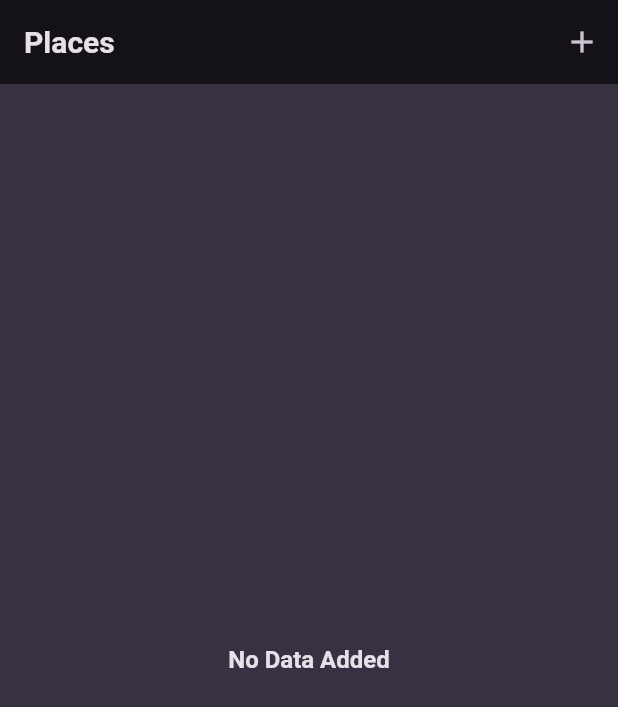
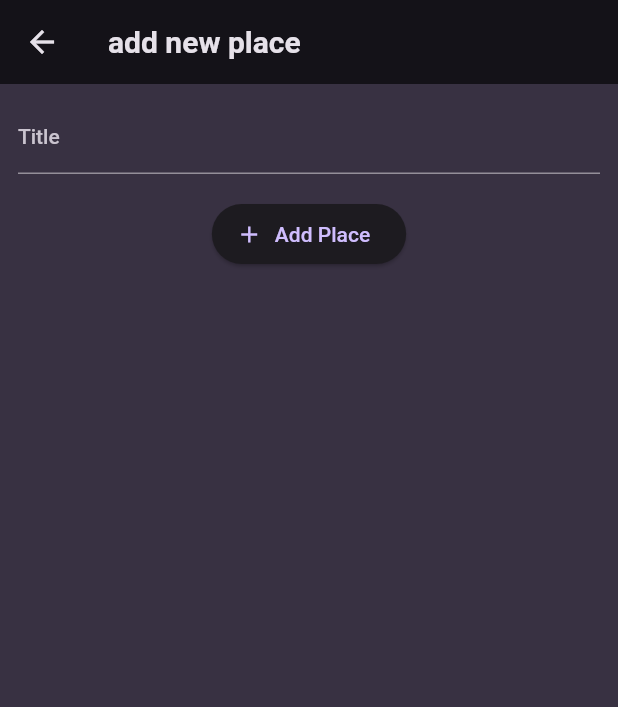
Before and after one commit to azutsavv/camera_app, a Flutter app: the screen it shows after launch, after a tap on the "add" icon, on a phone screen of 412 x 824 dp. Shown: the top 707 px of the screen. Run offline on Flutter 3.47's test engine with Material 2 defaults, Android fonts, the phone set to English and light mode, and no system bars; our stand-ins replace google_fonts.

Commit message:
add places screen added

```diff
--- a/lib/screens/add_places.dart
+++ b/lib/screens/add_places.dart
@@ -0,0 +1,49 @@
+import 'package:flutter/material.dart';
+
+class AddPlaces extends StatefulWidget {
+  const AddPlaces({super.key});
+
+  @override
+  State<AddPlaces> createState() => _AddPlacesState();
+}
+
+class _AddPlacesState extends State<AddPlaces> {
+  final _titleController= TextEditingController();
+
+  @override
+  void dispose() {
+    _titleController.dispose();
+    super.dispose();
+  }
+
+  @override
+  Widget build(BuildContext context) {
+    return Scaffold(
+      appBar: AppBar(
+        title: const Text("add new place"),
+      ),
+      body: SingleChildScrollView(
+        padding: const EdgeInsets.all(12),
+        child: Column(
+          children: [
+            TextField(
+              decoration:const  InputDecoration(
+                label: Text("Title"),
+              ),
+              controller: _titleController,
+            ),
+
+            const SizedBox(height: 16,),
+
+            ElevatedButton.icon(onPressed: () {
+
+            },
+            icon: const Icon(Icons.add),
+             label: const Text("Add Place"),),
+
+          ],
+        ),
+      ),
+    );
+  }
+}
--- a/lib/screens/places.dart
+++ b/lib/screens/places.dart
@@ -1,6 +1,6 @@
-
 import 'package:camera_app/main.dart';
 import 'package:camera_app/models/places.dart';
+import 'package:camera_app/screens/add_places.dart';
 import 'package:camera_app/widget/places_list.dart';
 import 'package:flutter/material.dart';
 
@@ -11,27 +11,30 @@ class places extends StatefulWidget {
   State<places> createState() => _placesState();
 }
 
-final List<new_Places> _places=[];
+final List<new_Places> _places = [];
 
 class _placesState extends State<places> {
   @override
   Widget build(BuildContext context) {
     return Scaffold(
         appBar: AppBar(
-        title:  Text("Places",
-        style:  Theme.of(context).textTheme.titleLarge!.copyWith(
-          color: colorScheme.onBackground
-        ),
-
+          title: Text(
+            "Places",
+            style: Theme.of(context)
+                .textTheme
+                .titleLarge!
+                .copyWith(color: colorScheme.onBackground),
           ),
           actions: [
             IconButton(
-            onPressed: (){},
+                onPressed: () {
+                  Navigator.of(context).push(MaterialPageRoute(
+                    builder: (ctx) => const AddPlaces(),
+                  ));
+                },
                 icon: const Icon(Icons.add))
           ],
         ),
-
-      body:  PlacesList(places: _places)
-    );
+        body: PlacesList(places: _places));
   }
 }
```
Lines whose indentation alone changed are shown as unchanged.
